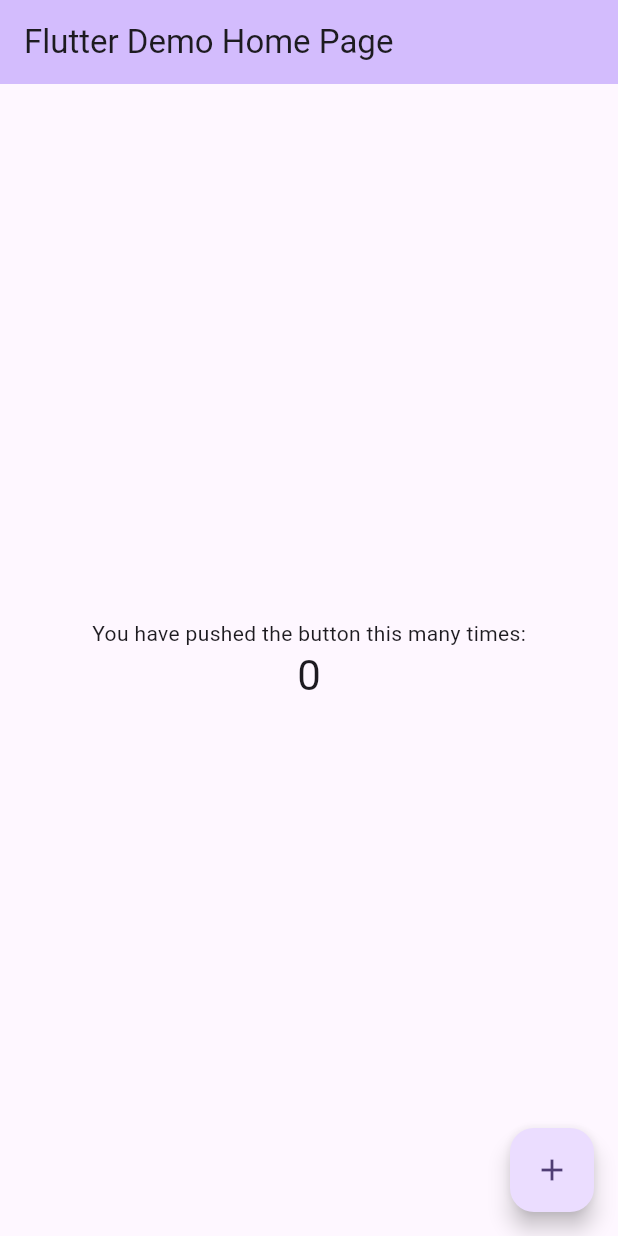
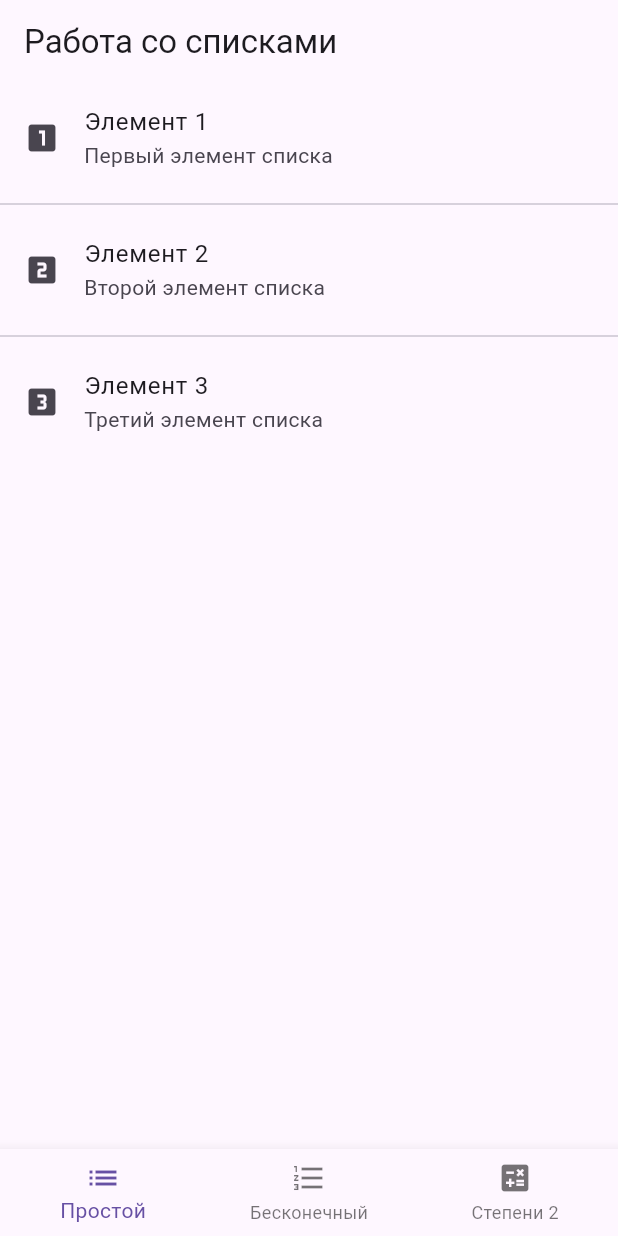
Before and after one commit to SVIKI17/PI2303_SVISCHEV, a Flutter app: the screen it shows after launch, on a phone screen of 412 x 824 dp. Run offline on Flutter 3.47's test engine with Material 3 defaults, Android fonts, the phone set to English and light mode, and no system bars.

Commit message:
Сделана структура с тремя вкладками и списками

```diff
--- a/lab5_app/lib/main.dart
+++ b/lab5_app/lib/main.dart
@@ -7,116 +7,147 @@ void main() {
 class MyApp extends StatelessWidget {
   const MyApp({super.key});
 
-  // This widget is the root of your application.
   @override
   Widget build(BuildContext context) {
     return MaterialApp(
-      title: 'Flutter Demo',
+      title: 'Списки',
       theme: ThemeData(
-        // This is the theme of your application.
-        //
-        // TRY THIS: Try running your application with "flutter run". You'll see
-        // the application has a purple toolbar. Then, without quitting the app,
-        // try changing the seedColor in the colorScheme below to Colors.green
-        // and then invoke "hot reload" (save your changes or press the "hot
-        // reload" button in a Flutter-supported IDE, or press "r" if you used
-        // the command line to start the app).
-        //
-        // Notice that the counter didn't reset back to zero; the application
-        // state is not lost during the reload. To reset the state, use hot
-        // restart instead.
-        //
-        // This works for code too, not just values: Most code changes can be
-        // tested with just a hot reload.
-        colorScheme: .fromSeed(seedColor: Colors.deepPurple),
+        primarySwatch: Colors.blue,
       ),
-      home: const MyHomePage(title: 'Flutter Demo Home Page'),
+      home: const ListsHomePage(),
     );
   }
 }
 
-class MyHomePage extends StatefulWidget {
-  const MyHomePage({super.key, required this.title});
-
-  // This widget is the home page of your application. It is stateful, meaning
-  // that it has a State object (defined below) that contains fields that affect
-  // how it looks.
-
-  // This class is the configuration for the state. It holds the values (in this
-  // case the title) provided by the parent (in this case the App widget) and
-  // used by the build method of the State. Fields in a Widget subclass are
-  // always marked "final".
-
-  final String title;
+class ListsHomePage extends StatefulWidget {
+  const ListsHomePage({super.key});
 
   @override
-  State<MyHomePage> createState() => _MyHomePageState();
+  State<ListsHomePage> createState() => _ListsHomePageState();
 }
 
-class _MyHomePageState extends State<MyHomePage> {
-  int _counter = 0;
+class _ListsHomePageState extends State<ListsHomePage> {
+  int _selectedIndex = 0;
 
-  void _incrementCounter() {
-    setState(() {
-      // This call to setState tells the Flutter framework that something has
-      // changed in this State, which causes it to rerun the build method below
-      // so that the display can reflect the updated values. If we changed
-      // _counter without calling setState(), then the build method would not be
-      // called again, and so nothing would appear to happen.
-      _counter++;
-    });
-  }
+  static const List<Widget> _pages = [
+    SimpleListPage(),
+    InfinityListPage(),
+    MathListPage(),
+  ];
 
   @override
   Widget build(BuildContext context) {
-    // This method is rerun every time setState is called, for instance as done
-    // by the _incrementCounter method above.
-    //
-    // The Flutter framework has been optimized to make rerunning build methods
-    // fast, so that you can just rebuild anything that needs updating rather
-    // than having to individually change instances of widgets.
     return Scaffold(
       appBar: AppBar(
-        // TRY THIS: Try changing the color here to a specific color (to
-        // Colors.amber, perhaps?) and trigger a hot reload to see the AppBar
-        // change color while the other colors stay the same.
-        backgroundColor: Theme.of(context).colorScheme.inversePrimary,
-        // Here we take the value from the MyHomePage object that was created by
-        // the App.build method, and use it to set our appbar title.
-        title: Text(widget.title),
+        title: const Text('Работа со списками'),
       ),
-      body: Center(
-        // Center is a layout widget. It takes a single child and positions it
-        // in the middle of the parent.
-        child: Column(
-          // Column is also a layout widget. It takes a list of children and
-          // arranges them vertically. By default, it sizes itself to fit its
-          // children horizontally, and tries to be as tall as its parent.
-          //
-          // Column has various properties to control how it sizes itself and
-          // how it positions its children. Here we use mainAxisAlignment to
-          // center the children vertically; the main axis here is the vertical
-          // axis because Columns are vertical (the cross axis would be
-          // horizontal).
-          //
-          // TRY THIS: Invoke "debug painting" (choose the "Toggle Debug Paint"
-          // action in the IDE, or press "p" in the console), to see the
-          // wireframe for each widget.
-          mainAxisAlignment: .center,
-          children: [
-            const Text('You have pushed the button this many times:'),
-            Text(
-              '$_counter',
-              style: Theme.of(context).textTheme.headlineMedium,
-            ),
-          ],
-        ),
-      ),
-      floatingActionButton: FloatingActionButton(
-        onPressed: _incrementCounter,
-        tooltip: 'Increment',
-        child: const Icon(Icons.add),
+      body: _pages[_selectedIndex],
+      bottomNavigationBar: BottomNavigationBar(
+        currentIndex: _selectedIndex,
+        onTap: (index) {
+          setState(() {
+            _selectedIndex = index;
+          });
+        },
+        items: const [
+          BottomNavigationBarItem(
+            icon: Icon(Icons.list),
+            label: 'Простой',
+          ),
+          BottomNavigationBarItem(
+            icon: Icon(Icons.format_list_numbered),
+            label: 'Бесконечный',
+          ),
+          BottomNavigationBarItem(
+            icon: Icon(Icons.calculate),
+            label: 'Степени 2',
+          ),
+        ],
       ),
     );
   }
 }
+
+class SimpleListPage extends StatelessWidget {
+  const SimpleListPage({super.key});
+
+  @override
+  Widget build(BuildContext context) {
+    return ListView(
+      children: const [
+        ListTile(
+          leading: Icon(Icons.looks_one),
+          title: Text('Элемент 1'),
+          subtitle: Text('Первый элемент списка'),
+        ),
+        Divider(),
+        ListTile(
+          leading: Icon(Icons.looks_two),
+          title: Text('Элемент 2'),
+          subtitle: Text('Второй элемент списка'),
+        ),
+        Divider(),
+        ListTile(
+          leading: Icon(Icons.looks_3),
+          title: Text('Элемент 3'),
+          subtitle: Text('Третий элемент списка'),
+        ),
+      ],
+    );
+  }
+}
+
+class InfinityListPage extends StatelessWidget {
+  const InfinityListPage({super.key});
+
+  @override
+  Widget build(BuildContext context) {
+    return ListView.builder(
+      itemBuilder: (context, index) {
+        return ListTile(
+          leading: CircleAvatar(
+            child: Text('${index + 1}'),
+          ),
+          title: Text('Строка номер ${index + 1}'),
+          subtitle: Text('Индекс: $index'),
+        );
+      },
+    );
+  }
+}
+
+class MathListPage extends StatelessWidget {
+  const MathListPage({super.key});
+
+  @override
+  Widget build(BuildContext context) {
+    return ListView.builder(
+      itemBuilder: (context, index) {
+        final power = index + 1;
+        final value = _powerOfTwo(power);
+        return ListTile(
+          leading: CircleAvatar(
+            backgroundColor: Colors.orange,
+            child: Text('$power'),
+          ),
+          title: Text('2 в степени $power'),
+          trailing: Text(
+            '$value',
+            style: const TextStyle(
+              fontSize: 18,
+              fontWeight: FontWeight.bold,
+            ),
+          ),
+        );
+      },
+    );
+  }
+
+  int _powerOfTwo(int power) {
+    int result = 1;
+    for (int i = 0; i < power; i++) {
+      result *= 2;
+    }
+    return result;
+  }
+}
```
